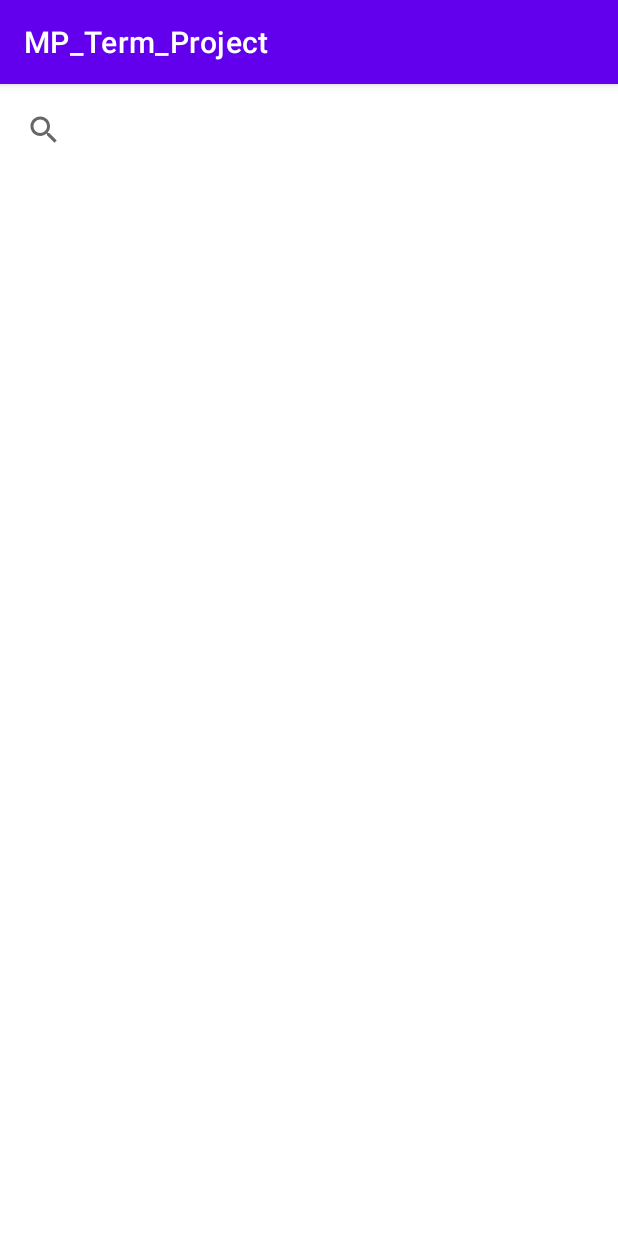
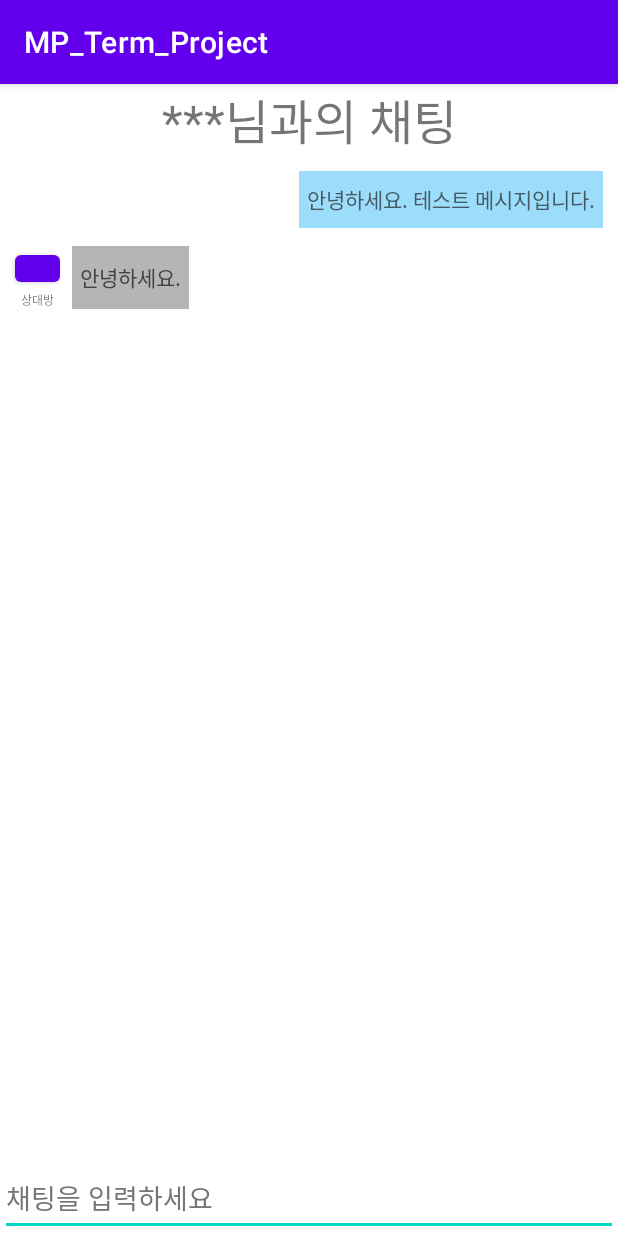
Before and after one commit to tjdtn0219/MobilePrograming_Project, an Android app: the screen it shows after launch (MainActivity before the commit, ChattingActivity after it), on a phone screen of 412 x 824 dp. Run offline under Robolectric (Android 15) with nearby library versions, the phone set to English and light mode, and no system bars.

Commit message:
채팅 XML 구현

```diff
--- a/app/src/main/AndroidManifest.xml
+++ b/app/src/main/AndroidManifest.xml
@@ -18,6 +18,9 @@
                 <category android:name="android.intent.category.LAUNCHER" />
             </intent-filter>
         </activity>
+        <activity
+            android:name=".ChattingActivity">
+        </activity>
     </application>
 
 </manifest>
--- /dev/null
+++ b/app/src/main/java/com/battery/mp_term_project/ChatMessageView.java
@@ -0,0 +1,37 @@
+package com.battery.mp_term_project;
+
+import android.content.Context;
+import android.text.Layout;
+import android.view.LayoutInflater;
+import android.view.View;
+import android.widget.TextView;
+
+import androidx.constraintlayout.widget.ConstraintLayout;
+
+public class ChatMessageView extends ConstraintLayout {
+
+    LayoutInflater inflater;
+    View opponentChatView;
+    View myChatView;
+
+    public ChatMessageView(Context context) {
+        super(context);
+        inflater = (LayoutInflater) getContext().getSystemService(Context.LAYOUT_INFLATER_SERVICE);
+    }
+
+    public void setOpponentMessage(String message)
+    {
+        opponentChatView = inflater.inflate(R.layout.chat_opponent_message, null);
+        addView(opponentChatView);
+        TextView messageText = findViewById(R.id.opponentMessageText);
+        messageText.setText(message);
+    }
+
+    public void setMyMessage(String message)
+    {
+        myChatView = inflater.inflate(R.layout.chat_my_message, null);
+        addView(myChatView);
+        TextView messageText = findViewById(R.id.myMessageText);
+        messageText.setText(message);
+    }
+}
--- /dev/null
+++ b/app/src/main/java/com/battery/mp_term_project/ChattingActivity.java
@@ -0,0 +1,50 @@
+package com.battery.mp_term_project;
+
+import android.app.ActionBar;
+import android.os.Bundle;
+import android.view.Gravity;
+import android.view.ViewGroup;
+import android.widget.LinearLayout;
+
+import androidx.appcompat.app.AppCompatActivity;
+
+public class ChattingActivity extends AppCompatActivity {
+
+    LinearLayout chatLinearLayout;
+    @Override
+    protected void onCreate(Bundle savedInstanceState) {
+        super.onCreate(savedInstanceState);
+        setContentView(R.layout.activity_chatting);
+
+        chatLinearLayout = findViewById(R.id.chatLinearLayout);
+
+        addMyMessage("안녕하세요. 테스트 메시지입니다.");
+        addOpponentMessage("안녕하세요.");
+    }
+
+    public void addMyMessage(String message)
+    {
+        ChatMessageView myMessageView = new ChatMessageView(this);
+        myMessageView.setMyMessage(message);
+
+        // 내 메시지는 오른쪽에 나타나도록
+        LinearLayout.LayoutParams params = new LinearLayout.LayoutParams(ViewGroup.LayoutParams.WRAP_CONTENT, ViewGroup.LayoutParams.MATCH_PARENT);
+        params.gravity = Gravity.RIGHT;
+        myMessageView.setLayoutParams(params);
+
+        chatLinearLayout.addView(myMessageView);
+    }
+
+    public void addOpponentMessage(String message)
+    {
+        ChatMessageView opponentMessageView = new ChatMessageView(this);
+        opponentMessageView.setOpponentMessage(message);
+
+        // 상대 메시지는 왼쪽에 나타나도록
+        LinearLayout.LayoutParams params = new LinearLayout.LayoutParams(ViewGroup.LayoutParams.WRAP_CONTENT, ViewGroup.LayoutParams.MATCH_PARENT);
+        params.gravity = Gravity.LEFT;
+        opponentMessageView.setLayoutParams(params);
+
+        chatLinearLayout.addView(opponentMessageView);
+    }
+}
--- a/app/src/main/java/com/battery/mp_term_project/MainActivity.java
+++ b/app/src/main/java/com/battery/mp_term_project/MainActivity.java
@@ -1,6 +1,8 @@
 package com.battery.mp_term_project;
 
 import androidx.appcompat.app.AppCompatActivity;
+
+import android.content.Intent;
 import android.os.Bundle;
 
 public class MainActivity extends AppCompatActivity {
@@ -9,5 +11,8 @@ public class MainActivity extends AppCompatActivity {
     protected void onCreate(Bundle savedInstanceState) {
         super.onCreate(savedInstanceState);
         setContentView(R.layout.activity_search);
+
+        Intent intent = new Intent(this, ChattingActivity.class);
+        startActivity(intent);
     }
 }
--- /dev/null
+++ b/app/src/main/res/layout/activity_chatting.xml
@@ -0,0 +1,54 @@
+<?xml version="1.0" encoding="utf-8"?>
+<androidx.constraintlayout.widget.ConstraintLayout xmlns:android="http://schemas.android.com/apk/res/android"
+    xmlns:app="http://schemas.android.com/apk/res-auto"
+    xmlns:tools="http://schemas.android.com/tools"
+    android:layout_width="match_parent"
+    android:layout_height="match_parent">
+
+    <TextView
+        android:id="@+id/chattingTitleText"
+        android:layout_width="0dp"
+        android:layout_height="wrap_content"
+        android:gravity="center"
+        android:text="@string/chatting_titlePlaceholder"
+        android:textSize="32sp"
+        app:layout_constraintEnd_toEndOf="parent"
+        app:layout_constraintStart_toStartOf="parent"
+        app:layout_constraintTop_toTopOf="parent" />
+
+    <ScrollView
+        android:id="@+id/chatScrollView"
+        android:layout_width="0dp"
+        android:layout_height="0dp"
+        android:layout_marginTop="10dp"
+        android:layout_marginBottom="10dp"
+        app:layout_constraintBottom_toTopOf="@+id/chattingEditText"
+        app:layout_constraintEnd_toEndOf="parent"
+        app:layout_constraintStart_toStartOf="parent"
+        app:layout_constraintTop_toBottomOf="@+id/chattingTitleText"
+        tools:ignore="SpeakableTextPresentCheck">
+
+        <LinearLayout
+            android:id="@+id/chatLinearLayout"
+            android:layout_width="match_parent"
+            android:layout_height="wrap_content"
+            android:orientation="vertical" />
+    </ScrollView>
+
+    <EditText
+        android:id="@+id/chattingEditText"
+        android:layout_width="0dp"
+        android:layout_height="50dp"
+        android:height="50dp"
+        android:ems="10"
+        android:hint="@string/chatting_editTextHint"
+        android:importantForAutofill="no"
+        android:inputType="textPersonName"
+        android:minHeight="48dp"
+        android:textColorHint="#757575"
+        app:layout_constraintBottom_toBottomOf="parent"
+        app:layout_constraintEnd_toEndOf="parent"
+        app:layout_constraintStart_toStartOf="parent"
+        tools:ignore="SpeakableTextPresentCheck" />
+
+</androidx.constraintlayout.widget.ConstraintLayout>
--- /dev/null
+++ b/app/src/main/res/layout/chat_my_message.xml
@@ -0,0 +1,23 @@
+<?xml version="1.0" encoding="utf-8"?>
+<androidx.constraintlayout.widget.ConstraintLayout xmlns:android="http://schemas.android.com/apk/res/android"
+    xmlns:app="http://schemas.android.com/apk/res-auto"
+    xmlns:tools="http://schemas.android.com/tools"
+    android:layout_width="match_parent"
+    android:layout_height="match_parent">
+
+    <TextView
+        android:id="@+id/myMessageText"
+        android:layout_width="wrap_content"
+        android:layout_height="38dp"
+        android:layout_marginEnd="10dp"
+        android:background="#6403A9F4"
+        android:gravity="center"
+        android:paddingLeft="5dp"
+        android:paddingRight="5dp"
+        android:text="@string/chatting_opponent_message_messagePlaceholder"
+        android:textColor="#455A64"
+        android:textSize="14sp"
+        app:layout_constraintBottom_toBottomOf="parent"
+        app:layout_constraintEnd_toEndOf="parent"
+        app:layout_constraintTop_toTopOf="parent" />
+</androidx.constraintlayout.widget.ConstraintLayout>
--- /dev/null
+++ b/app/src/main/res/layout/chat_opponent_message.xml
@@ -0,0 +1,44 @@
+<?xml version="1.0" encoding="utf-8"?>
+<androidx.constraintlayout.widget.ConstraintLayout xmlns:android="http://schemas.android.com/apk/res/android"
+    xmlns:app="http://schemas.android.com/apk/res-auto"
+    xmlns:tools="http://schemas.android.com/tools"
+    android:layout_width="match_parent"
+    android:layout_height="match_parent">
+
+    <Button
+        android:id="@+id/opponentProfile"
+        android:layout_width="30dp"
+        android:layout_height="30dp"
+        android:layout_marginStart="10dp"
+        app:layout_constraintBottom_toBottomOf="parent"
+        app:layout_constraintStart_toStartOf="parent"
+        app:layout_constraintTop_toTopOf="parent"
+        tools:ignore="SpeakableTextPresentCheck,TouchTargetSizeCheck" />
+
+    <TextView
+        android:id="@+id/opponentName"
+        android:layout_width="wrap_content"
+        android:layout_height="wrap_content"
+        android:text="@string/chatting_opponent_message_namePlaceholder"
+        android:textSize="8sp"
+        app:layout_constraintEnd_toEndOf="@+id/opponentProfile"
+        app:layout_constraintStart_toStartOf="@+id/opponentProfile"
+        app:layout_constraintTop_toBottomOf="@+id/opponentProfile" />
+
+    <TextView
+        android:id="@+id/opponentMessageText"
+        android:layout_width="wrap_content"
+        android:layout_height="0dp"
+        android:layout_marginStart="8dp"
+        android:background="#64404243"
+        android:gravity="center"
+        android:paddingLeft="5dp"
+        android:paddingRight="5dp"
+        android:text="@string/chatting_opponent_message_messagePlaceholder"
+        android:textColor="#424242"
+        android:textSize="14sp"
+        app:layout_constraintBottom_toBottomOf="@+id/opponentName"
+        app:layout_constraintStart_toEndOf="@+id/opponentProfile"
+        app:layout_constraintTop_toTopOf="@+id/opponentProfile"
+        app:layout_constraintVertical_bias="1.0" />
+</androidx.constraintlayout.widget.ConstraintLayout>
--- a/app/src/main/res/values/strings.xml
+++ b/app/src/main/res/values/strings.xml
@@ -3,4 +3,8 @@
     <string name="search_profiles">사람</string>
     <string name="search_contents">컨텐츠</string>
     <string name="search_hintText">검색어를 입력하세요.</string>
+    <string name="chatting_titlePlaceholder">***님과의 채팅</string>
+    <string name="chatting_editTextHint">채팅을 입력하세요</string>
+    <string name="chatting_opponent_message_namePlaceholder">상대방</string>
+    <string name="chatting_opponent_message_messagePlaceholder">메시지입니다.</string>
 </resources>
```
